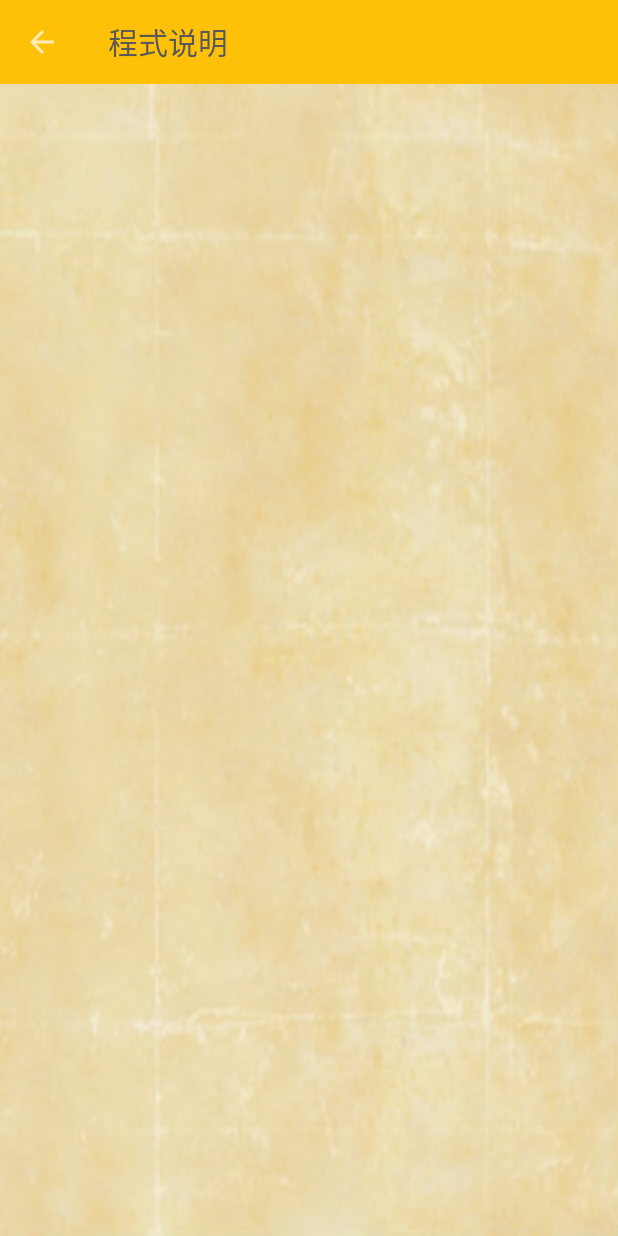
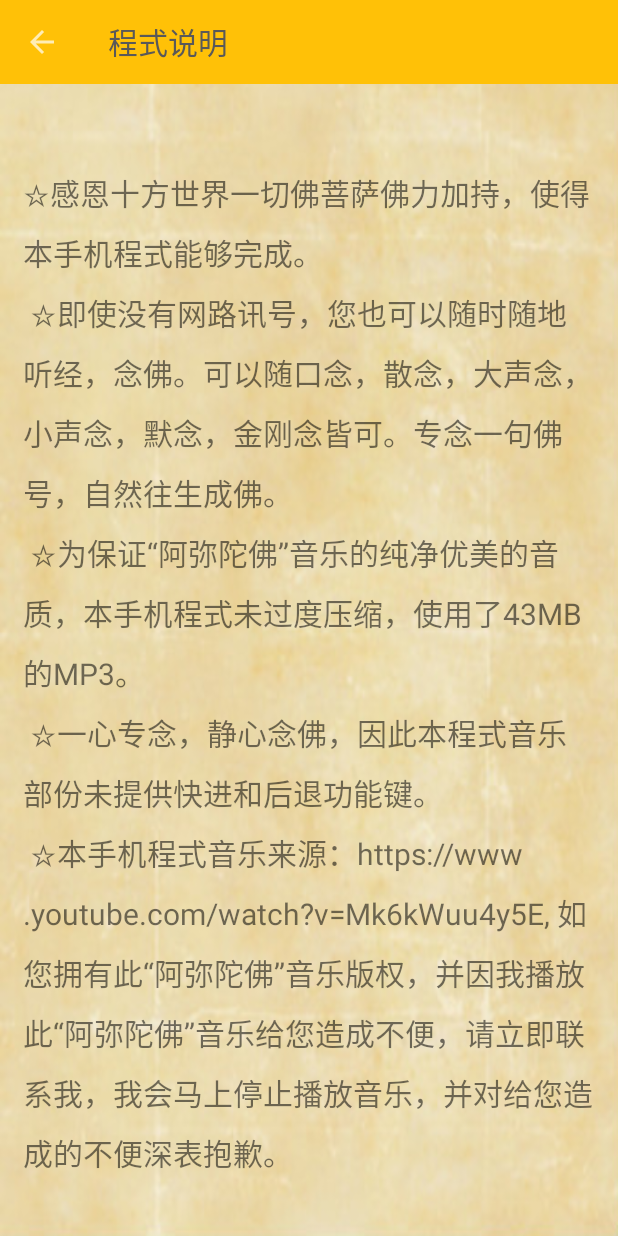
Before and after one commit to annalinewyork/AMiTuoFo, an Android app: the QuestionActivity screen opened directly, with no data from a screen before it, on a phone screen of 412 x 824 dp. Run offline under Robolectric (Android 15) with nearby library versions, the phone set to English and light mode, and no system bars.

Commit message:
completed  textext and tabs

```diff
--- a/app/build.gradle
+++ b/app/build.gradle
@@ -17,10 +17,12 @@ android {
             proguardFiles getDefaultProguardFile('proguard-android.txt'), 'proguard-rules.pro'
         }
     }
+
 }
 
 dependencies {
     compile fileTree(dir: 'libs', include: ['*.jar'])
     compile 'com.android.support:appcompat-v7:22.2.0'
     compile 'it.neokree:MaterialTabs:0.11'
+
 }
--- a/app/src/main/java/anna/c4q/nyc/amituofo/MainActivity.java
+++ b/app/src/main/java/anna/c4q/nyc/amituofo/MainActivity.java
@@ -16,7 +16,7 @@ public class MainActivity extends ActionBarActivity {
     ViewPager pager;
     ViewPagerAdapter adapter;
     SlidingTabLayout tabs;
-    CharSequence Titles[] = { "经文", "音乐", "释义" };
+    CharSequence Titles[] = { "经 文", "音 乐", "每日佛语" };
     int Numboftabs = 3;
 
     @Override
@@ -46,6 +46,7 @@ public class MainActivity extends ActionBarActivity {
         });
 
         tabs.setViewPager(pager);
+        pager.setCurrentItem(1);
     }
 
     @Override
--- a/app/src/main/res/layout/activity_question.xml
+++ b/app/src/main/res/layout/activity_question.xml
@@ -1,14 +1,36 @@
-<RelativeLayout xmlns:android="http://schemas.android.com/apk/res/android"
+<LinearLayout xmlns:android="http://schemas.android.com/apk/res/android"
     xmlns:tools="http://schemas.android.com/tools" android:layout_width="match_parent"
     android:layout_height="match_parent"
+    android:orientation="vertical"
     tools:context="anna.c4q.nyc.amituofo.QuestionActivity"
     android:background="@drawable/bookbackground5">
 
     <include
         android:id="@+id/app_bar"
-        layout="@layout/app_bar"
+        layout="@layout/app_bar"/>
 
-        />
+    <ScrollView
+        android:layout_width="match_parent"
+        android:layout_height="wrap_content">
 
+        <LinearLayout
+            android:layout_width="match_parent"
+            android:layout_height="wrap_content"
+            android:orientation="vertical"
+            android:padding="15dp">
 
-</RelativeLayout>
+            <TextView
+                android:layout_width="wrap_content"
+                android:layout_height="wrap_content"
+                android:text="@string/questionsContent"
+                android:id="@+id/textView"
+                android:textSize="20dp"
+                android:lineSpacingExtra="10dp"
+                android:layout_below="@+id/app_bar"
+                android:layout_centerHorizontal="true"
+                android:layout_marginTop="42dp"
+                android:scrollbarStyle="outsideInset"/>
+
+        </LinearLayout>
+    </ScrollView>
+</LinearLayout>
--- a/app/src/main/res/layout/tab_content.xml
+++ b/app/src/main/res/layout/tab_content.xml
@@ -49,7 +49,7 @@
                 android:layout_width="match_parent"
                 android:layout_height="wrap_content"
                 android:text="@string/text_content"
-                android:textSize="20dp" />
+                android:textSize="18dp" />
 
         </LinearLayout>
     </ScrollView>
--- a/app/src/main/res/values/strings.xml
+++ b/app/src/main/res/values/strings.xml
@@ -14,9 +14,9 @@
 弥-----无量觉（智慧）；\n
 陀-----无量寿（长寿）；\n
 佛-----无量光、无量觉、无量寿的信息。\n
-“南无阿弥陀佛”六字洪名的意思是：我愿意接受无量光，我愿意接受无量智慧，我愿意接受无量长寿。</string>
-    <string name="text_detail1">一称“南无阿弥陀佛”，所具足的善根无量无边，可以进入极乐国土。《观经》言：心想佛时，是心即是三十二相、八十种好。我们称念“南无阿弥陀佛”，忆佛念佛，当下就是三十二相、八十种好了，具足了佛的无上功德 ── 当然是我们内心具备的，还没有完全开发出来，是在六字名号当中 ── “是心即是三十二相、八十种好。”当下念佛，当下就成佛。</string>
-    <string name="text_detail2">莲池大师曰：\n
+“南无阿弥陀佛”六字洪名的意思是：我愿意接受无量光，我愿意接受无量智慧，我愿意接受无量长寿。\n\n
+一称“南无阿弥陀佛”，所具足的善根无量无边，可以进入极乐国土。《观经》言："心想佛时，是心即是三十二相、八十种好。"\n\n
+莲池大师曰：\n
 专持阿弥陀佛名号，犹胜持往生咒；\n
 亦胜持余咒，亦胜一切诸余功德。\n
 胜持往生咒者：\n
@@ -37,4 +37,10 @@
 愿净业弟子，专其信愿，不二其心。\n
 古德多有原修余门者，尚当改修念佛。\n
 况原修念佛人，岂敢变其所守，而复他尚乎！</string>
+    <string name="questionsContent">
+☆感恩十方世界一切佛菩萨佛力加持，使得本手机程式能够完成。\n
+☆即使没有网路讯号，您也可以随时随地听经，念佛。可以随口念，散念，大声念，小声念，默念，金刚念皆可。专念一句佛号，自然往生成佛。\n
+☆为保证“阿弥陀佛”音乐的纯净优美的音质，本手机程式未过度压缩，使用了43MB的MP3。\n
+☆一心专念，静心念佛，因此本程式音乐部份未提供快进和后退功能键。\n
+☆本手机程式音乐来源：https://www.youtube.com/watch?v=Mk6kWuu4y5E, 如您拥有此“阿弥陀佛”音乐版权，并因我播放此“阿弥陀佛”音乐给您造成不便，请立即联系我，我会马上停止播放音乐，并对给您造成的不便深表抱歉。</string>
 </resources>
```
Also changed, not shown: app/src/main/java/anna/c4q/nyc/amituofo/SlidingTabLayout.java (+1 -56 lines), app/src/main/java/anna/c4q/nyc/amituofo/SlidingTabStrip.java (+0 -9 lines), app/src/main/java/anna/c4q/nyc/amituofo/TabMusic.java (+84 -4 lines), app/src/main/res/layout/tab_detail.xml (+16 -16 lines), app/src/main/res/layout/tab_music.xml (+34 -1 lines).
